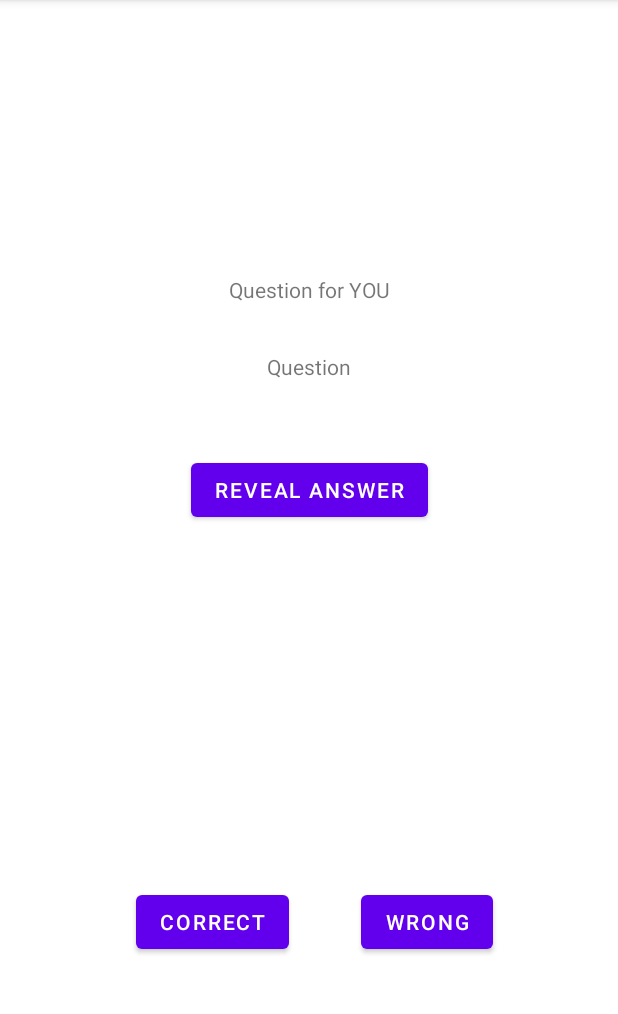
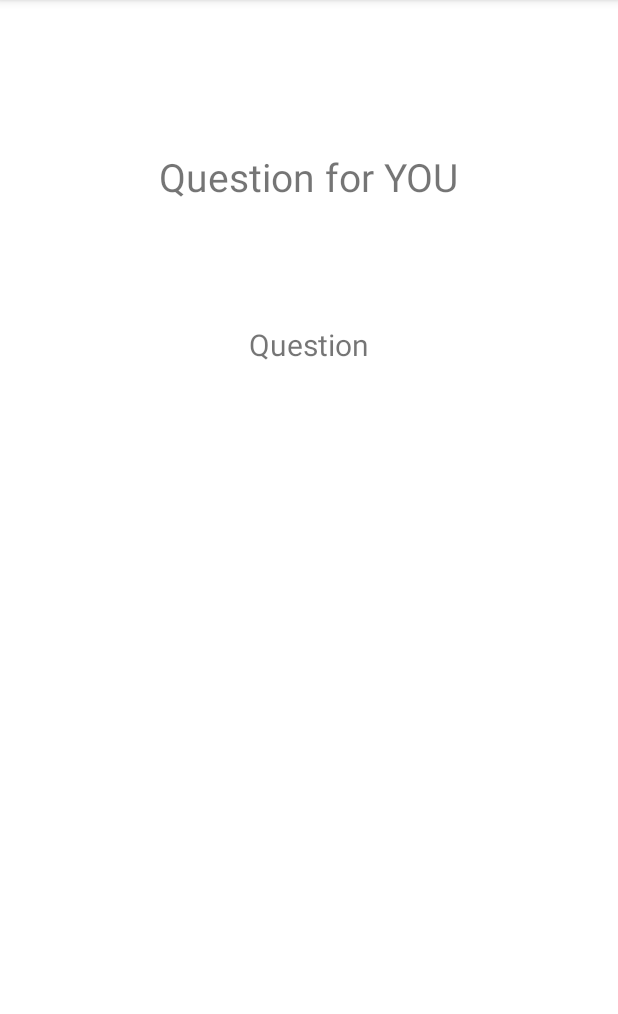
Before and after one commit to michalguspiel/Quizanga, an Android app: the fragment GameQuestionFragment placed in its activity, on a phone screen of 412 x 824 dp, the part 84-1098 px from its top. Run offline under Robolectric (Android 15) with nearby library versions, the phone set to English and light mode, and no system bars; our stand-ins replace Room's generated code; 11 statements that could not run were skipped.

Commit message:
Retrofit works.

```diff
--- a/app/src/main/java/com/erdees/quizanga/MainActivity.kt
+++ b/app/src/main/java/com/erdees/quizanga/MainActivity.kt
@@ -42,9 +42,6 @@ class MainActivity : AppCompatActivity() {
         setContentView(R.layout.activity_main)
 
 
-
-
-
         frame = findViewById(R.id.activity_main_frame)
         viewModel = ViewModelProvider(this).get(MainActivityViewModel::class.java)
 
@@ -58,13 +55,12 @@ class MainActivity : AppCompatActivity() {
             else Log.i(TAG,"Game not found!")
             loadScreen()
         })
-
+        viewModel.addQuestions()
     }
 
     private fun setApplicationGamePlayersToFromGameState(playerList: List<Player>){
         with(quizangaApplication.game){
             players = playerList
-            playersAmount = playerList.size
             Log.i(TAG,quizangaApplication.game.players.joinToString ("   "){ it.name })
         }
     }
--- a/app/src/main/java/com/erdees/quizanga/fragments/SetGameFragment.kt
+++ b/app/src/main/java/com/erdees/quizanga/fragments/SetGameFragment.kt
@@ -88,8 +88,7 @@ class SetGameFragment : Fragment(), AdapterView.OnItemClickListener {
             roundCountTextView.text = application.game.numberOfTurns.toString()
         })
         viewModel.getAmountOfPlayers().observe(viewLifecycleOwner,{amount ->
-            application.game.setAmountOfPlayers(amount)
-            playersCountTextView.text = application.game.playersAmount.toString()
+            playersCountTextView.text = application.game.players.size.toString()
             saveListOfPlayersFromLayoutToList()
             setListOfPlayersAccordingly(amount)
         })
@@ -125,7 +124,7 @@ class SetGameFragment : Fragment(), AdapterView.OnItemClickListener {
     }
 
     private fun oneOfNameIsEmpty():Boolean{
-        val playerAmount = application.game.playersAmount
+        val playerAmount = application.game.players.size
         Log.i("Player amount:" , playerAmount.toString())
         for (i in 0 until playerAmount){
             val rowView = playerListLayout.getChildAt(i)
--- a/app/src/main/java/com/erdees/quizanga/gameLogic/QuizangaApplication.kt
+++ b/app/src/main/java/com/erdees/quizanga/gameLogic/QuizangaApplication.kt
@@ -14,6 +14,12 @@ class QuizangaApplication() {
     lateinit var game: Game
     lateinit var screen: Screen
     val playerList : MutableList<Player> = mutableListOf()
+
+    var sessionQuestionCounter = 0
+
+    fun incrementQuestionCounter() {
+        sessionQuestionCounter ++
+    }
 
     fun setUpGame() {
         screen = SetGameScreen(listOf())
--- a/app/src/main/java/com/erdees/quizanga/network/GetDataService.kt
+++ b/app/src/main/java/com/erdees/quizanga/network/GetDataService.kt
@@ -1,12 +1,12 @@
 package com.erdees.quizanga.network
 
-import android.provider.Settings
 import com.erdees.quizanga.models.Question
+import com.erdees.quizanga.models.Questions
 import retrofit2.Call
 import retrofit2.http.GET
 
 
 interface GetDataService {
-    @GET("api.php?amount=1")
-    fun getQuestion(): Call<Question>
+    @GET("api.php?amount=10")
+    fun getQuestion(): Call<Questions>
 }
--- a/app/src/main/java/com/erdees/quizanga/repository/BasicRepository.kt
+++ b/app/src/main/java/com/erdees/quizanga/repository/BasicRepository.kt
@@ -1,9 +1,16 @@
 package com.erdees.quizanga.repository
 
+import android.util.Log
 import com.erdees.quizanga.dao.BasicDao
 import com.erdees.quizanga.gameLogic.levelOfDifficult.LevelOfDifficult
+import com.erdees.quizanga.models.Questions
+import retrofit2.Call
+import retrofit2.Callback
+import retrofit2.Response
 
 class BasicRepository(val dao: BasicDao) {
+
+    val questionRepository = QuestionRepository()
 
     fun setAmountOfPlayers(number: Int) = dao.setAmountOfPlayers(number)
     fun getAmountOfPlayers() = dao.getAmountOfPlayers()
@@ -14,4 +21,25 @@ class BasicRepository(val dao: BasicDao) {
     fun setLevelOfDifficulty(level: LevelOfDifficult) = dao.setLevelOfDifficulty(level)
     fun getDifficultLevel() = dao.getDifficultLevel()
 
+    fun getQuestions() = dao.getQuestions()
+    fun setQuestionsOrAddIfLivedataAlreadyExists(){
+        val currentQuestionsLiveData = dao.getQuestions()
+        val question = questionRepository.getQuestion()
+        question.enqueue(object : Callback<Questions> {
+            override fun onResponse(call: Call<Questions>, response: Response<Questions>) {
+                if(response.isSuccessful) {
+                    Log.i("QUESTION", "WORKED!")
+                    val result = response.body()!!
+                    if(currentQuestionsLiveData.value == null)dao.setQuestions(result)
+                    else dao.addQuestions(result)
+                }
+            }
+            override fun onFailure(call: Call<Questions>, t: Throwable) {
+                Log.i("QUESTION", "Failed ${t.message}")
+            }
+        })
+    }
+
+
+
 }
--- a/app/src/main/java/com/erdees/quizanga/repository/QuestionRepository.kt
+++ b/app/src/main/java/com/erdees/quizanga/repository/QuestionRepository.kt
@@ -1,12 +1,13 @@
 package com.erdees.quizanga.repository
 
 import com.erdees.quizanga.models.Question
+import com.erdees.quizanga.models.Questions
 import com.erdees.quizanga.network.RetrofitClientInstance
 import retrofit2.Call
 
 class QuestionRepository {
 
-    fun getQuestion(): Call<Question> {
+    fun getQuestion(): Call<Questions> {
        return RetrofitClientInstance.api.getQuestion()
     }
 }
--- a/app/src/main/java/com/erdees/quizanga/viewModels/GameQuestionFragmentViewModel.kt
+++ b/app/src/main/java/com/erdees/quizanga/viewModels/GameQuestionFragmentViewModel.kt
@@ -1,37 +1,56 @@
 package com.erdees.quizanga.viewModels
 
-import android.provider.Settings.Secure.ANDROID_ID
+import android.app.Application
 import android.util.Log
+import androidx.lifecycle.AndroidViewModel
 import androidx.lifecycle.MutableLiveData
 import androidx.lifecycle.ViewModel
+import androidx.lifecycle.viewModelScope
+import com.erdees.quizanga.database.AppRoomDatabase
+import com.erdees.quizanga.database.BasicDatabase
+import com.erdees.quizanga.models.GameState
+import com.erdees.quizanga.models.Player
 import com.erdees.quizanga.models.Question
+import com.erdees.quizanga.models.Questions
+import com.erdees.quizanga.repository.BasicRepository
+import com.erdees.quizanga.repository.GameStateRepository
+import com.erdees.quizanga.repository.PlayerRepository
 import com.erdees.quizanga.repository.QuestionRepository
+import kotlinx.coroutines.Dispatchers
+import kotlinx.coroutines.launch
 import retrofit2.Call
 import retrofit2.Callback
 import retrofit2.Response
 
-class GameQuestionFragmentViewModel: ViewModel() {
+class GameQuestionFragmentViewModel(application: Application): AndroidViewModel(application) {
 
-    val questionLiveData : MutableLiveData<Question> = MutableLiveData()
-    val questionRepository  = QuestionRepository()
+val basicRepository : BasicRepository
+val gameStateRepository : GameStateRepository
+val playerRepository : PlayerRepository
 
-    fun getQuestion() {
-        val question = questionRepository.getQuestion()
-        question.enqueue(object : Callback<Question> {
-            override fun onResponse(call: Call<Question>, response: Response<Question>) {
-                Log.i("QUESTION","WORKED!")
-                Log.i("QUESTION","${response.isSuccessful}!")
-                Log.i("QUESTION", response.body().toString())
-                    val questionResponse = response.body()!!
-                    questionLiveData.value = questionResponse
+init {
+    val gameStateDao = AppRoomDatabase.getDatabase(application).gameStateDao()
+    val playerDao = AppRoomDatabase.getDatabase(application).playerDao()
+    val basicDao = BasicDatabase.getInstance().basicDao
+    basicRepository = BasicRepository(basicDao)
+    gameStateRepository = GameStateRepository(gameStateDao)
+    playerRepository = PlayerRepository(playerDao)
+}
 
-            }
+     fun updatePoints(player: Player) {
+         viewModelScope.launch(Dispatchers.IO) {
+         playerRepository.updatePoints(player)
+        }
+     }
 
-            override fun onFailure(call: Call<Question>, t: Throwable) {
-                Log.i("QUESTION", "Failed ${t.message}")
-            }
-        })
+    fun updateGameState(gameState : GameState ){
+        viewModelScope.launch(Dispatchers.IO) {
+            gameStateRepository.updateGame(gameState)
+        }
     }
 
+    fun getQuestion() = basicRepository.getQuestions()
+
+    fun addMoreQuestions() = basicRepository.setQuestionsOrAddIfLivedataAlreadyExists()
 
 }
--- a/app/src/main/java/com/erdees/quizanga/viewModels/MainActivityViewModel.kt
+++ b/app/src/main/java/com/erdees/quizanga/viewModels/MainActivityViewModel.kt
@@ -4,6 +4,7 @@ import android.app.Application
 import androidx.lifecycle.AndroidViewModel
 import com.erdees.quizanga.database.AppRoomDatabase
 import com.erdees.quizanga.database.BasicDatabase
+import com.erdees.quizanga.repository.BasicRepository
 import com.erdees.quizanga.repository.GameStateRepository
 import com.erdees.quizanga.repository.PlayerRepository
 
@@ -11,12 +12,19 @@ class MainActivityViewModel(application: Application): AndroidViewModel(applicat
 
     private val stateRepository : GameStateRepository
     private val playersRepository : PlayerRepository
+    private val basicRepository : BasicRepository
+
     init {
+        val basicDao = BasicDatabase.getInstance().basicDao
         val playerDao = AppRoomDatabase.getDatabase(application).playerDao()
         val stateDao = AppRoomDatabase.getDatabase(application).gameStateDao()
         stateRepository = GameStateRepository(stateDao)
         playersRepository = PlayerRepository(playerDao)
+        basicRepository = BasicRepository(basicDao)
     }
+
+    fun addQuestions() = basicRepository.setQuestionsOrAddIfLivedataAlreadyExists()
+    fun getQuestions() = basicRepository.getQuestions()
 
     fun getActiveGameState() = stateRepository.getActiveGame()
 
--- a/app/src/main/res/layout/game_question_fragment.xml
+++ b/app/src/main/res/layout/game_question_fragment.xml
@@ -9,50 +9,50 @@
         android:id="@+id/game_question_player_name_tv"
         android:layout_width="wrap_content"
         android:layout_height="wrap_content"
-        android:layout_marginTop="183dp"
+        android:layout_marginTop="100dp"
         android:text="Question for YOU"
+        android:textSize="26sp"
         app:layout_constraintEnd_toEndOf="parent"
         app:layout_constraintStart_toStartOf="parent"
         app:layout_constraintTop_toTopOf="parent" />
 
     <TextView
-        android:id="@+id/game_question_question"
+        android:id="@+id/game_question_category"
         android:layout_width="wrap_content"
         android:layout_height="wrap_content"
+        android:textSize="18sp"
         android:layout_marginTop="32dp"
+        app:layout_constraintEnd_toEndOf="parent"
+        app:layout_constraintHorizontal_bias="0.498"
+        app:layout_constraintStart_toStartOf="parent"
+        app:layout_constraintTop_toBottomOf="@+id/game_question_player_name_tv"
+        tools:text="Geography" />
+
+    <TextView
+        android:id="@+id/game_question_question"
+        android:layout_width="280dp"
+        android:layout_height="wrap_content"
+        android:layout_marginTop="24dp"
+        android:gravity="center_horizontal"
         android:text="Question"
+        android:textSize="20sp"
         app:layout_constraintEnd_toEndOf="parent"
         app:layout_constraintStart_toStartOf="parent"
-        app:layout_constraintTop_toBottomOf="@+id/game_question_player_name_tv" />
+        app:layout_constraintTop_toBottomOf="@+id/game_question_category" />
 
-    <Button
-        android:id="@+id/button"
-        android:layout_width="wrap_content"
+
+    <LinearLayout
+        android:id="@+id/game_question_answers_layout"
+        android:layout_width="match_parent"
         android:layout_height="wrap_content"
-        android:layout_marginEnd="48dp"
-        android:layout_marginBottom="129dp"
-        android:text="Correct"
-        app:layout_constraintBottom_toBottomOf="parent"
-        app:layout_constraintEnd_toStartOf="@+id/button2" />
+        android:layout_marginTop="50dp"
+        android:orientation="vertical"
+        app:layout_constraintStart_toStartOf="parent"
+        app:layout_constraintEnd_toEndOf="parent"
+        app:layout_constraintTop_toBottomOf="@id/game_question_question"
+        >
 
-    <Button
-        android:id="@+id/button2"
-        android:layout_width="wrap_content"
-        android:layout_height="wrap_content"
-        android:layout_marginStart="83dp"
-        android:layout_marginEnd="83dp"
-        android:text="Wrong"
-        app:layout_constraintBaseline_toBaselineOf="@+id/button"
-        app:layout_constraintEnd_toEndOf="parent"
-        app:layout_constraintStart_toStartOf="@+id/textView" />
+    </LinearLayout>
 
-    <Button
-        android:id="@+id/button3"
-        android:layout_width="wrap_content"
-        android:layout_height="wrap_content"
-        android:layout_marginTop="100dp"
-        android:text="Reveal answer"
-        app:layout_constraintEnd_toEndOf="parent"
-        app:layout_constraintStart_toStartOf="parent"
-        app:layout_constraintTop_toBottomOf="@+id/game_question_player_name_tv" />
+
 </androidx.constraintlayout.widget.ConstraintLayout>
```
Also changed, not shown: app/src/main/java/com/erdees/quizanga/dao/BasicDao.kt (+17 -0 lines), app/src/main/java/com/erdees/quizanga/fragments/GameQuestionFragment.kt (+107 -16 lines), app/src/main/java/com/erdees/quizanga/gameLogic/Game.kt (+5 -11 lines), app/src/main/java/com/erdees/quizanga/models/Question.kt (+11 -7 lines), 1 other file.
